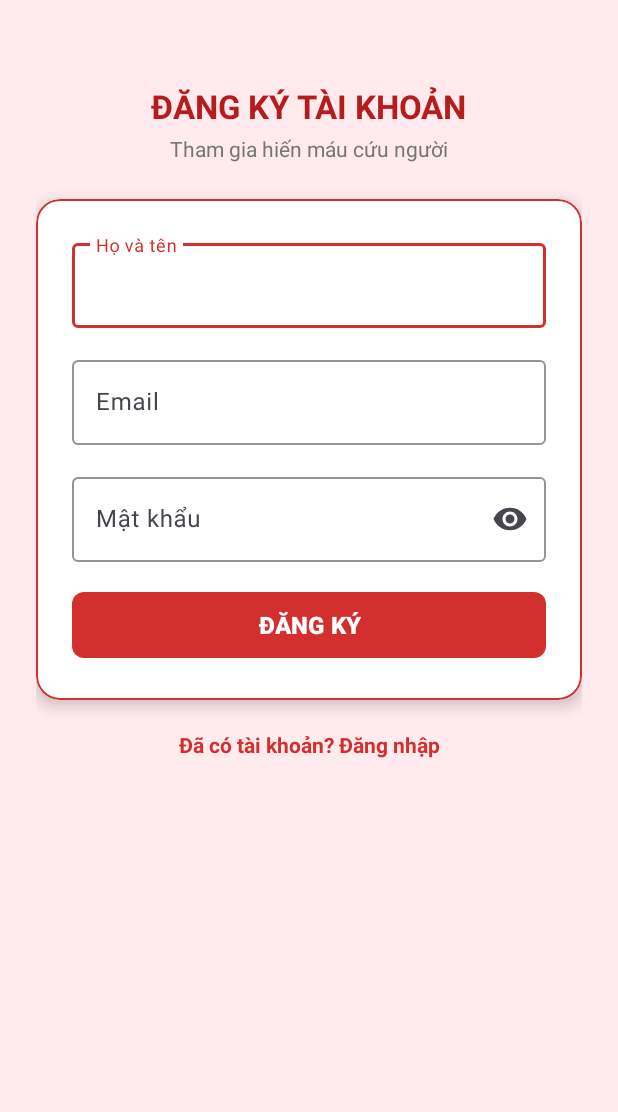
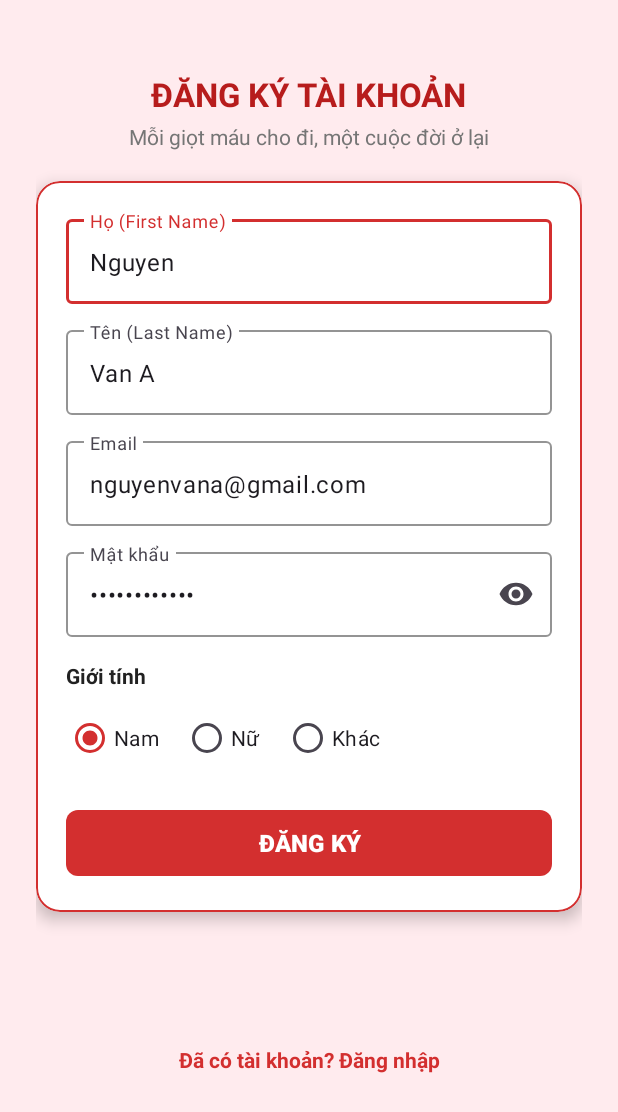
Before and after one commit to lelamhai/AndroidMedical, an Android app: the screen it shows after launch (RegisterScreen), after a tap on "Đăng ký ngay", on a phone screen of 412 x 824 dp. Shown: the top 1112 px of the screen. Run offline under Robolectric (Android 15) with nearby library versions, the phone set to English and light mode, and no system bars; 2 other taps on this screen came first.

Commit message:
register account

```diff
--- a/app/src/main/java/com/example/androidmedical/api/ApiService.java
+++ b/app/src/main/java/com/example/androidmedical/api/ApiService.java
@@ -2,6 +2,8 @@ package com.example.androidmedical.api;
 
 import com.example.androidmedical.model.LoginRequest;
 import com.example.androidmedical.model.LoginResponse;
+import com.example.androidmedical.model.RegisterRequest;
+import com.example.androidmedical.model.RegisterResponse;
 
 import retrofit2.Call;
 import retrofit2.http.Body;
@@ -10,4 +12,7 @@ import retrofit2.http.POST;
 public interface ApiService {
     @POST("api/Auth/login")
     Call<LoginResponse> login(@Body LoginRequest request);
+
+    @POST("api/Auth/register")
+    Call<RegisterResponse> register(@Body RegisterRequest request);
 }
--- a/app/src/main/java/com/example/androidmedical/LoginScreen.java
+++ b/app/src/main/java/com/example/androidmedical/screens/LoginScreen.java
@@ -1,4 +1,4 @@
-package com.example.androidmedical;
+package com.example.androidmedical.screens;
 
 import android.content.Intent;
 import android.content.SharedPreferences;
@@ -11,6 +11,7 @@ import androidx.core.graphics.Insets;
 import androidx.core.view.ViewCompat;
 import androidx.core.view.WindowInsetsCompat;
 
+import com.example.androidmedical.R;
 import com.example.androidmedical.api.RetrofitClient;
 import com.example.androidmedical.model.LoginRequest;
 import com.example.androidmedical.model.LoginResponse;
--- a/app/src/main/java/com/example/androidmedical/RegisterScreen.java
+++ b/app/src/main/java/com/example/androidmedical/screens/MainScreen.java
@@ -1,7 +1,8 @@
-package com.example.androidmedical;
+package com.example.androidmedical.screens;
 
+import android.content.Intent;
+import android.content.SharedPreferences;
 import android.os.Bundle;
-import android.widget.Toast;
 
 import androidx.activity.EdgeToEdge;
 import androidx.appcompat.app.AppCompatActivity;
@@ -9,27 +10,32 @@ import androidx.core.graphics.Insets;
 import androidx.core.view.ViewCompat;
 import androidx.core.view.WindowInsetsCompat;
 
+import com.example.androidmedical.R;
 import com.google.android.material.button.MaterialButton;
 
-public class RegisterScreen extends AppCompatActivity {
+public class MainScreen extends AppCompatActivity {
 
     @Override
     protected void onCreate(Bundle savedInstanceState) {
         super.onCreate(savedInstanceState);
         EdgeToEdge.enable(this);
-        setContentView(R.layout.activity_register_screen);
+        setContentView(R.layout.activity_main_screen);
         ViewCompat.setOnApplyWindowInsetsListener(findViewById(R.id.main), (v, insets) -> {
             Insets systemBars = insets.getInsets(WindowInsetsCompat.Type.systemBars());
             v.setPadding(systemBars.left, systemBars.top, systemBars.right, systemBars.bottom);
             return insets;
         });
 
-        MaterialButton btnRegisterSubmit = findViewById(R.id.btnRegisterSubmit);
-        btnRegisterSubmit.setOnClickListener(v -> {
-            Toast.makeText(RegisterScreen.this, "Đăng ký thành công! Vui lòng đăng nhập.", Toast.LENGTH_SHORT).show();
+        MaterialButton btnLogout = findViewById(R.id.btnLogout);
+        btnLogout.setOnClickListener(v -> {
+            // Clear token
+            SharedPreferences prefs = getSharedPreferences("MedicalPrefs", MODE_PRIVATE);
+            prefs.edit().clear().apply();
+
+            // Go back to Login
+            Intent intent = new Intent(MainScreen.this, LoginScreen.class);
+            startActivity(intent);
             finish();
         });
-
-        findViewById(R.id.tvBackToLogin).setOnClickListener(v -> finish());
     }
 }
--- a/app/src/main/res/layout/activity_login_screen.xml
+++ b/app/src/main/res/layout/activity_login_screen.xml
@@ -6,7 +6,7 @@
     android:layout_width="match_parent"
     android:layout_height="match_parent"
     android:background="@color/blood_light_bg"
-    tools:context=".LoginScreen">
+    tools:context=".screens.LoginScreen">
 
     <ScrollView
         android:layout_width="match_parent"
--- a/app/src/main/res/layout/activity_main_screen.xml
+++ b/app/src/main/res/layout/activity_main_screen.xml
@@ -6,7 +6,7 @@
     android:layout_width="match_parent"
     android:layout_height="match_parent"
     android:background="@color/blood_light_bg"
-    tools:context=".MainScreen">
+    tools:context=".screens.MainScreen">
 
     <com.google.android.material.appbar.AppBarLayout
         android:id="@+id/appBarLayout"
--- a/app/src/main/res/layout/activity_register_screen.xml
+++ b/app/src/main/res/layout/activity_register_screen.xml
@@ -6,7 +6,7 @@
     android:layout_width="match_parent"
     android:layout_height="match_parent"
     android:background="@color/blood_light_bg"
-    tools:context=".RegisterScreen">
+    tools:context=".screens.RegisterScreen">
 
     <ScrollView
         android:layout_width="match_parent"
@@ -22,7 +22,7 @@
                 android:id="@+id/tvRegisterTitle"
                 android:layout_width="wrap_content"
                 android:layout_height="wrap_content"
-                android:layout_marginTop="32dp"
+                android:layout_marginTop="24dp"
                 android:text="ĐĂNG KÝ TÀI KHOẢN"
                 android:textColor="@color/blood_primary_dark"
                 android:textSize="22sp"
@@ -36,7 +36,7 @@
                 android:layout_width="wrap_content"
                 android:layout_height="wrap_content"
                 android:layout_marginTop="4dp"
-                android:text="Tham gia hiến máu cứu người"
+                android:text="Mỗi giọt máu cho đi, một cuộc đời ở lại"
                 android:textColor="@color/text_secondary"
                 android:textSize="14sp"
                 app:layout_constraintEnd_toEndOf="parent"
@@ -47,7 +47,7 @@
                 android:id="@+id/cardRegister"
                 android:layout_width="match_parent"
                 android:layout_height="wrap_content"
-                android:layout_marginTop="24dp"
+                android:layout_marginTop="20dp"
                 app:cardBackgroundColor="@color/white"
                 app:cardCornerRadius="16dp"
                 app:cardElevation="6dp"
@@ -61,36 +61,60 @@
                     android:layout_width="match_parent"
                     android:layout_height="wrap_content"
                     android:orientation="vertical"
-                    android:padding="24dp">
+                    android:padding="20dp">
 
+                    <!-- First Name -->
                     <com.google.android.material.textfield.TextInputLayout
                         style="@style/Widget.Material3.TextInputLayout.OutlinedBox"
                         android:layout_width="match_parent"
                         android:layout_height="wrap_content"
-                        android:layout_marginBottom="16dp"
-                        android:hint="Họ và tên"
+                        android:layout_marginBottom="12dp"
+                        android:hint="Họ (First Name)"
                         app:boxStrokeColor="@color/blood_primary">
 
                         <com.google.android.material.textfield.TextInputEditText
+                            android:id="@+id/etFirstName"
                             android:layout_width="match_parent"
                             android:layout_height="wrap_content"
-                            android:inputType="textPersonName" />
+                            android:inputType="textPersonName"
+                            android:text="Nguyen" />
                     </com.google.android.material.textfield.TextInputLayout>
 
+                    <!-- Last Name -->
                     <com.google.android.material.textfield.TextInputLayout
                         style="@style/Widget.Material3.TextInputLayout.OutlinedBox"
                         android:layout_width="match_parent"
                         android:layout_height="wrap_content"
-                        android:layout_marginBottom="16dp"
+                        android:layout_marginBottom="12dp"
+                        android:hint="Tên (Last Name)"
+                        app:boxStrokeColor="@color/blood_primary">
+
+                        <com.google.android.material.textfield.TextInputEditText
+                            android:id="@+id/etLastName"
+                            android:layout_width="match_parent"
+                            android:layout_height="wrap_content"
+                            android:inputType="textPersonName"
+                            android:text="Van A" />
+                    </com.google.android.material.textfield.TextInputLayout>
+
+                    <!-- Email -->
+                    <com.google.android.material.textfield.TextInputLayout
+                        style="@style/Widget.Material3.TextInputLayout.OutlinedBox"
+                        android:layout_width="match_parent"
+                        android:layout_height="wrap_content"
+                        android:layout_marginBottom="12dp"
                         android:hint="Email"
                         app:boxStrokeColor="@color/blood_primary">
 
                         <com.google.android.material.textfield.TextInputEditText
+                            android:id="@+id/etRegisterEmail"
                             android:layout_width="match_parent"
                             android:layout_height="wrap_content"
-                            android:inputType="textEmailAddress" />
+                            android:inputType="textEmailAddress"
+                            android:text="nguyenvana@gmail.com" />
                     </com.google.android.material.textfield.TextInputLayout>
 
+                    <!-- Password -->
                     <com.google.android.material.textfield.TextInputLayout
                         style="@style/Widget.Material3.TextInputLayout.OutlinedBox"
                         android:layout_width="match_parent"
@@ -101,11 +125,52 @@
                         app:endIconMode="password_toggle">
 
                         <com.google.android.material.textfield.TextInputEditText
+                            android:id="@+id/etRegisterPassword"
                             android:layout_width="match_parent"
                             android:layout_height="wrap_content"
-                            android:inputType="textPassword" />
+                            android:inputType="textPassword"
+                            android:text="Password123@" />
                     </com.google.android.material.textfield.TextInputLayout>
 
+                    <!-- Gender Selection -->
+                    <TextView
+                        android:layout_width="wrap_content"
+                        android:layout_height="wrap_content"
+                        android:layout_marginBottom="8dp"
+                        android:text="Giới tính"
+                        android:textColor="@color/text_primary"
+                        android:textStyle="bold" />
+
+                    <RadioGroup
+                        android:id="@+id/rgGender"
+                        android:layout_width="match_parent"
+                        android:layout_height="wrap_content"
+                        android:layout_marginBottom="20dp"
+                        android:orientation="horizontal">
+
+                        <RadioButton
+                            android:id="@+id/rbMale"
+                            android:layout_width="wrap_content"
+                            android:layout_height="wrap_content"
+                            android:layout_marginEnd="16dp"
+                            android:checked="true"
+                            android:text="Nam" />
+
+                        <RadioButton
+                            android:id="@+id/rbFemale"
+                            android:layout_width="wrap_content"
+                            android:layout_height="wrap_content"
+                            android:layout_marginEnd="16dp"
+                            android:text="Nữ" />
+
+                        <RadioButton
+                            android:id="@+id/rbOther"
+                            android:layout_width="wrap_content"
+                            android:layout_height="wrap_content"
+                            android:text="Khác" />
+                    </RadioGroup>
+
+                    <!-- Submit Button -->
                     <com.google.android.material.button.MaterialButton
                         android:id="@+id/btnRegisterSubmit"
                         android:layout_width="match_parent"
@@ -124,9 +189,11 @@
                 android:layout_width="wrap_content"
                 android:layout_height="wrap_content"
                 android:layout_marginTop="20dp"
+                android:layout_marginBottom="16dp"
                 android:text="Đã có tài khoản? Đăng nhập"
                 android:textColor="@color/blood_primary"
                 android:textStyle="bold"
+                app:layout_constraintBottom_toBottomOf="parent"
                 app:layout_constraintEnd_toEndOf="parent"
                 app:layout_constraintStart_toStartOf="parent"
                 app:layout_constraintTop_toBottomOf="@id/cardRegister" />
--- a/app/src/main/res/values/strings.xml
+++ b/app/src/main/res/values/strings.xml
@@ -1,3 +1,5 @@
 <resources>
     <string name="app_name">AndroidMedical</string>
+    <!-- TODO: Remove or change this placeholder text -->
+    <string name="hello_blank_fragment">Hello blank fragment</string>
 </resources>
```
Also changed, not shown: app/src/main/AndroidManifest.xml (+4 -4 lines), app/src/main/java/com/example/androidmedical/MainScreen.java (deleted, +0 -40 lines), app/src/main/java/com/example/androidmedical/fragments/CompaignFragment.java (added, +66 -0 lines), app/src/main/java/com/example/androidmedical/fragments/NotificationFragment.java (added, +66 -0 lines), app/src/main/java/com/example/androidmedical/fragments/ProfileFragment.java (added, +66 -0 lines), app/src/main/java/com/example/androidmedical/fragments/RegisterFragment.java (added, +66 -0 lines), app/src/main/java/com/example/androidmedical/model/RegisterRequest.java (added, +37 -0 lines), app/src/main/java/com/example/androidmedical/model/RegisterResponse.java (added, +14 -0 lines), app/src/main/java/com/example/androidmedical/screens/RegisterScreen.java (added, +122 -0 lines), app/src/main/res/layout/fragment_compaign.xml (added, +14 -0 lines), app/src/main/res/layout/fragment_notification.xml (added, +14 -0 lines), app/src/main/res/layout/fragment_profile.xml (added, +14 -0 lines), app/src/main/res/layout/fragment_register.xml (added, +14 -0 lines).
